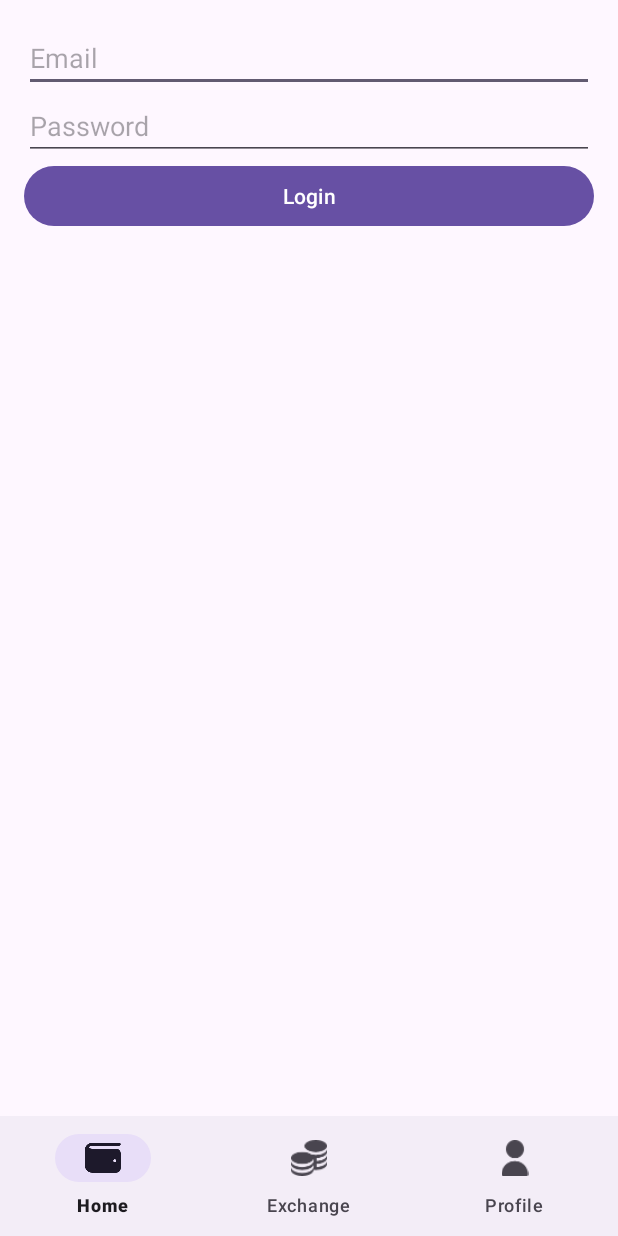
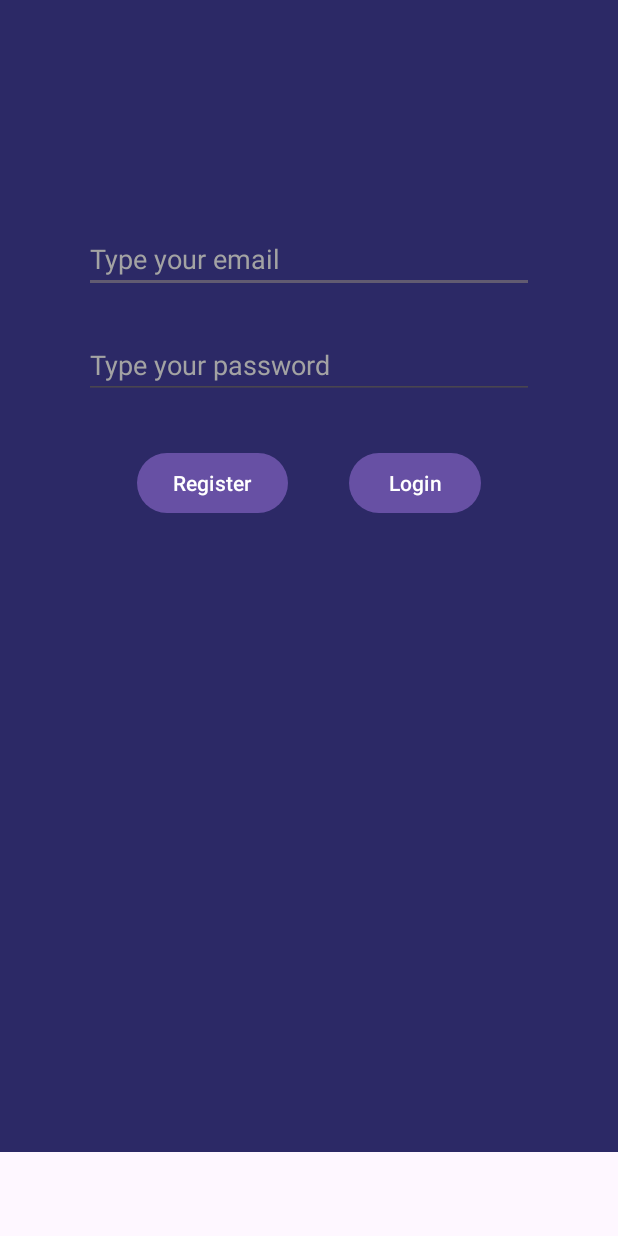
Before and after one commit to emrehancetin/CS394, an Android app: the screen it shows after launch (MainActivity), on a phone screen of 412 x 824 dp. Run offline under Robolectric (Android 15) with nearby library versions, the phone set to English and light mode, and no system bars; our stand-ins replace Firebase (no records; nobody signed in at launch, a user with empty details on screens opened directly), data binding, navigation-ui.

```diff
--- a/app/build.gradle.kts
+++ b/app/build.gradle.kts
@@ -2,6 +2,7 @@ plugins {
     alias(libs.plugins.android.application)
     alias(libs.plugins.jetbrains.kotlin.android)
     alias(libs.plugins.androidx.navigation.safe.args)  // Safe Args plugin
+    id("com.google.gms.google-services")
 }
 
 android {
@@ -35,6 +36,7 @@ android {
         jvmTarget = "1.8"
     }
     buildFeatures{
+        viewBinding = true
         dataBinding = true
     }
 }
@@ -60,4 +62,8 @@ dependencies {
     testImplementation(libs.junit)
     androidTestImplementation(libs.androidx.junit)
     androidTestImplementation(libs.androidx.espresso.core)
+
+    implementation(platform("com.google.firebase:firebase-bom:33.7.0"))
+    implementation("com.google.firebase:firebase-analytics")
+    implementation("com.google.firebase:firebase-auth")
 }
--- a/app/src/main/java/com/emrehancetin/cs394/Fragments/LoginFragment.kt
+++ b/app/src/main/java/com/emrehancetin/cs394/Fragments/LoginFragment.kt
@@ -8,31 +8,78 @@ import android.widget.Button
 import android.widget.EditText
 import android.widget.Toast
 import androidx.fragment.app.Fragment
+import androidx.navigation.Navigation
 import androidx.navigation.fragment.findNavController
 import com.emrehancetin.cs394.R
+import com.emrehancetin.cs394.databinding.FragmentLoginBinding
+import com.google.firebase.Firebase
+import com.google.firebase.auth.FirebaseAuth
+import com.google.firebase.auth.auth
 
 class LoginFragment : Fragment() {
+    private var _binding : FragmentLoginBinding? = null
+    private val binding get() = _binding!!
+    private lateinit var auth: FirebaseAuth
+
+    override fun onCreate(savedInstanceState: Bundle?) {
+        super.onCreate(savedInstanceState)
+
+
+        auth = Firebase.auth
+    }
     override fun onCreateView(
         inflater: LayoutInflater, container: ViewGroup?,
         savedInstanceState: Bundle?
-    ): View = inflater.inflate(R.layout.fragment_login, container, false)
+
+    ): View? {
+        _binding = FragmentLoginBinding.inflate(inflater, container, false)
+        val view = binding.root
+        return view
+    }
 
     override fun onViewCreated(view: View, savedInstanceState: Bundle?) {
+
         super.onViewCreated(view, savedInstanceState)
 
-        val emailInput: EditText = view.findViewById(R.id.emailInput)
-        val passwordInput: EditText = view.findViewById(R.id.passwordInput)
         val loginButton: Button = view.findViewById(R.id.loginButton)
+        val registerButton:Button = binding.registerButton
 
-        loginButton.setOnClickListener {
-            val email = emailInput.text.toString()
-            val password = passwordInput.text.toString()
+        loginButton.setOnClickListener { login(it) }
+        registerButton.setOnClickListener { register(it) }
+        val guncelKullanici = auth.currentUser
+        if (guncelKullanici != null){
+            //kullanıcı daha önceden giriş yapmış
+            val action = LoginFragmentDirections.actionLoginFragmentToHomeFragment()
+            Navigation.findNavController(view).navigate(action)
+        }
 
-            if (email.isNotBlank() && password.isNotBlank()) {
-                Toast.makeText(requireContext(), "Login successful!", Toast.LENGTH_SHORT).show()
-                findNavController().navigate(R.id.action_loginFragment_to_homeFragment)
-            } else {
-                Toast.makeText(requireContext(), "Please fill in all fields", Toast.LENGTH_SHORT).show()
+
+    }
+
+    private fun register(view: View){
+        val email = binding.emailLoginText.text.toString()
+        val password = binding.passwordLoginText.text.toString()
+        if(email.isNotEmpty() && password.isNotEmpty()){
+            auth.createUserWithEmailAndPassword(email, password)
+                .addOnCompleteListener { task ->
+                    if (task.isSuccessful) {
+                        val action = LoginFragmentDirections.actionLoginFragmentToHomeFragment()
+                        Navigation.findNavController(view).navigate(action)
+                    }
+                }.addOnFailureListener { exception ->
+                    Toast.makeText(requireContext(),exception.localizedMessage,Toast.LENGTH_LONG).show()
+                }
+        }
+    }
+    private fun login(view: View){
+        val email = binding.emailLoginText.text.toString()
+        val password = binding.passwordLoginText.text.toString()
+        if(email.isNotEmpty() && password.isNotEmpty()){
+            auth.signInWithEmailAndPassword(email,password).addOnSuccessListener {
+                val action = LoginFragmentDirections.actionLoginFragmentToHomeFragment()
+                Navigation.findNavController(view).navigate(action)
+            }.addOnFailureListener {exception ->
+                Toast.makeText(requireContext(),exception.localizedMessage,Toast.LENGTH_LONG).show()
             }
         }
     }
--- a/app/src/main/java/com/emrehancetin/cs394/Fragments/RegisterFragment.kt
+++ b/app/src/main/java/com/emrehancetin/cs394/Fragments/RegisterFragment.kt
@@ -22,7 +22,7 @@ class RegisterFragment : Fragment() {
         val emailInput: EditText = view.findViewById(R.id.emailInput)
         val passwordInput: EditText = view.findViewById(R.id.passwordInput)
         val confirmPasswordInput: EditText = view.findViewById(R.id.confirmPasswordInput)
-        val registerButton: Button = view.findViewById(R.id.registerButton)
+        val registerButton: Button = view.findViewById(R.id.registerButton2)
 
         registerButton.setOnClickListener {
             val email = emailInput.text.toString()
--- a/app/src/main/java/com/emrehancetin/cs394/MainActivity.kt
+++ b/app/src/main/java/com/emrehancetin/cs394/MainActivity.kt
@@ -1,24 +1,34 @@
 package com.emrehancetin.cs394
 
 import android.os.Bundle
+import android.view.View
 import androidx.appcompat.app.AppCompatActivity
 import androidx.navigation.fragment.NavHostFragment
 import androidx.navigation.ui.NavigationUI
 import com.google.android.material.bottomnavigation.BottomNavigationView
 import com.emrehancetin.cs394.databinding.ActivityMainBinding
+import com.google.firebase.FirebaseApp
 
 class MainActivity : AppCompatActivity() {
     private lateinit var binding: ActivityMainBinding
 
     override fun onCreate(savedInstanceState: Bundle?) {
         super.onCreate(savedInstanceState)
+
         binding = ActivityMainBinding.inflate(layoutInflater)
         setContentView(binding.root)
-
         val navHostFragment = supportFragmentManager.findFragmentById(R.id.fragmentContainerView) as NavHostFragment
         val navController = navHostFragment.navController
 
         val bottomNavigationView: BottomNavigationView = binding.bottomNavigationView
         NavigationUI.setupWithNavController(bottomNavigationView, navController)
+
+        navController.addOnDestinationChangedListener { _, destination, _ ->
+            if (destination.id == R.id.loginFragment) { // Login sayfasının ID'sini kontrol ediyoruz
+                bottomNavigationView.visibility = View.GONE
+            } else {
+                bottomNavigationView.visibility = View.VISIBLE
+            }
+        }
     }
 }
--- a/app/src/main/res/layout/fragment_login.xml
+++ b/app/src/main/res/layout/fragment_login.xml
@@ -1,26 +1,55 @@
-<LinearLayout xmlns:android="http://schemas.android.com/apk/res/android"
+<androidx.constraintlayout.widget.ConstraintLayout
+    xmlns:android="http://schemas.android.com/apk/res/android"
+    xmlns:app="http://schemas.android.com/apk/res-auto"
+    android:background="@color/login_background"
     android:layout_width="match_parent"
-    android:layout_height="match_parent"
-    android:orientation="vertical"
-    android:padding="16dp">
+    android:layout_height="match_parent">
+
 
     <EditText
-        android:id="@+id/emailInput"
-        android:layout_width="match_parent"
+        android:id="@+id/emailLoginText"
+        android:layout_width="300dp"
         android:layout_height="wrap_content"
-        android:hint="Email"
-        android:inputType="textEmailAddress" />
+        android:layout_marginTop="150dp"
+        android:ems="10"
+        android:textColor="@color/white"
+        android:textColorHint="@color/login_hint"
+        android:hint="@string/type_your_email"
+        android:inputType="textEmailAddress"
+        app:layout_constraintEnd_toEndOf="parent"
+        app:layout_constraintStart_toStartOf="parent"
+        app:layout_constraintTop_toTopOf="parent" />
 
     <EditText
-        android:id="@+id/passwordInput"
-        android:layout_width="match_parent"
+        android:id="@+id/passwordLoginText"
+        android:layout_width="300dp"
         android:layout_height="wrap_content"
-        android:hint="Password"
-        android:inputType="textPassword" />
+        android:layout_marginTop="25dp"
+        android:ems="10"
+        android:hint="@string/type_your_password"
+        android:inputType="textPassword"
+        android:textColor="@color/white"
+        android:textColorHint="@color/login_hint"
+        app:layout_constraintEnd_toEndOf="parent"
+        app:layout_constraintStart_toStartOf="parent"
+        app:layout_constraintTop_toBottomOf="@+id/emailLoginText" />
 
     <Button
         android:id="@+id/loginButton"
-        android:layout_width="match_parent"
+        android:layout_width="wrap_content"
         android:layout_height="wrap_content"
-        android:text="Login" />
-</LinearLayout>
+        android:layout_marginTop="32dp"
+        android:layout_marginEnd="35dp"
+        android:text="@string/login"
+        app:layout_constraintEnd_toEndOf="@+id/passwordLoginText"
+        app:layout_constraintTop_toBottomOf="@+id/passwordLoginText" />
+
+    <Button
+        android:id="@+id/registerButton"
+        android:layout_width="wrap_content"
+        android:layout_height="wrap_content"
+        android:layout_marginStart="35dp"
+        android:text="@string/register"
+        app:layout_constraintStart_toStartOf="@+id/passwordLoginText"
+        app:layout_constraintTop_toTopOf="@+id/loginButton" />
+</androidx.constraintlayout.widget.ConstraintLayout>
--- a/app/src/main/res/layout/fragment_register.xml
+++ b/app/src/main/res/layout/fragment_register.xml
@@ -26,7 +26,7 @@
         android:inputType="textPassword" />
 
     <Button
-        android:id="@+id/registerButton"
+        android:id="@+id/registerButton2"
         android:layout_width="match_parent"
         android:layout_height="wrap_content"
         android:text="Register" />
--- a/app/src/main/res/navigation/nav_graph.xml
+++ b/app/src/main/res/navigation/nav_graph.xml
@@ -50,5 +50,9 @@
         android:id="@+id/profileFragment"
         android:name="com.emrehancetin.cs394.Fragments.ProfileFragment"
         android:label="Profile"
-        tools:layout="@layout/fragment_profile" />
+        tools:layout="@layout/fragment_profile" >
+        <action
+            android:id="@+id/action_profileFragment_to_loginFragment"
+            app:destination="@id/loginFragment" />
+    </fragment>
 </navigation>
--- a/app/src/main/res/values/colors.xml
+++ b/app/src/main/res/values/colors.xml
@@ -11,4 +11,6 @@
     <color name="black2">#1b2129</color>
     <color name="black3">#282f3c</color>
     <color name="white_half">#10ffffff</color>
+    <color name="login_background">#2c2966</color>
+    <color name="login_hint">#a3a3a3</color>
 </resources>
--- a/app/src/main/res/values/strings.xml
+++ b/app/src/main/res/values/strings.xml
@@ -2,4 +2,8 @@
     <string name="app_name">CS394</string>
     <!-- TODO: Remove or change this placeholder text -->
     <string name="hello_blank_fragment">Hello blank fragment</string>
+    <string name="type_your_password">Type your password</string>
+    <string name="type_your_email">Type your email</string>
+    <string name="login">Login</string>
+    <string name="register">Register</string>
 </resources>
--- a/build.gradle.kts
+++ b/build.gradle.kts
@@ -2,4 +2,5 @@
 plugins {
     alias(libs.plugins.android.application) apply false
     alias(libs.plugins.jetbrains.kotlin.android) apply false
+    id("com.google.gms.google-services") version "4.4.2" apply false
 }
```
Also changed, not shown: app/src/main/java/com/emrehancetin/cs394/Fragments/ProfileFragment.kt (+28 -2 lines), app/src/main/res/layout/fragment_profile.xml (+8 -0 lines), 1 other file.
